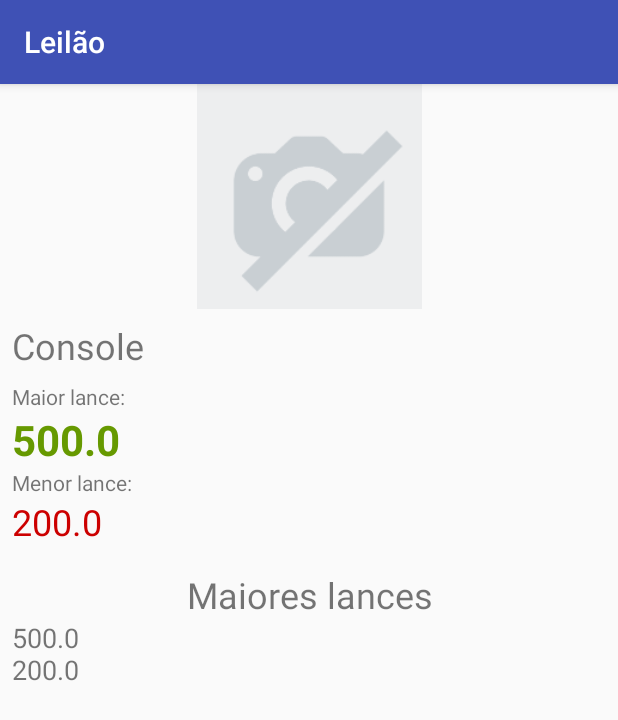
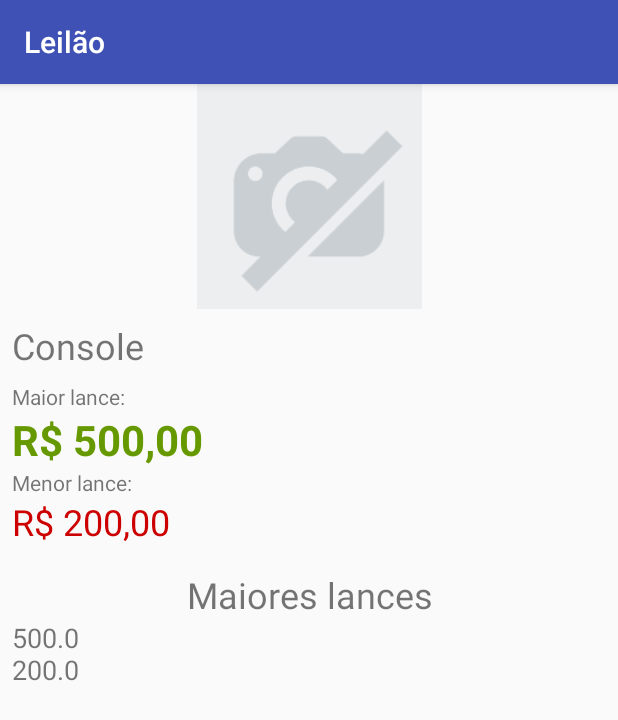
Before and after one commit to pablopinheiro01/aplicativo-leilao-android, an Android app: the screen it shows after launch (LancesLeilaoActivity), after a tap on "Console", on a phone screen of 412 x 824 dp. Shown: the top 720 px of the screen. Run offline under Robolectric (Android 15) with nearby library versions, the phone set to English and light mode, and no system bars.

```diff
--- /dev/null
+++ b/app/src/main/java/br/com/alura/leilao/formatter/FormatadorDeMoeda.java
@@ -0,0 +1,14 @@
+package br.com.alura.leilao.formatter;
+
+import java.text.DecimalFormat;
+import java.text.NumberFormat;
+import java.util.Locale;
+
+public class FormatadorDeMoeda {
+
+    public String formata(double valor) {
+        NumberFormat formatador = DecimalFormat
+                .getCurrencyInstance(new Locale("pt", "br"));
+        return formatador.format(valor);
+    }
+}
--- a/app/src/main/java/br/com/alura/leilao/ui/activity/LancesLeilaoActivity.java
+++ b/app/src/main/java/br/com/alura/leilao/ui/activity/LancesLeilaoActivity.java
@@ -6,8 +6,10 @@ import android.os.Bundle;
 import android.widget.TextView;
 
 import java.io.Serializable;
+import java.text.Normalizer;
 
 import br.com.alura.leilao.R;
+import br.com.alura.leilao.formatter.FormatadorDeMoeda;
 import br.com.alura.leilao.model.Lance;
 import br.com.alura.leilao.model.Leilao;
 
@@ -20,12 +22,13 @@ public class LancesLeilaoActivity extends AppCompatActivity {
         Intent dadosRecebidos = getIntent();
         if(dadosRecebidos.hasExtra("leilao")){
             Leilao leilao = (Leilao) dadosRecebidos.getSerializableExtra("leilao");
+            FormatadorDeMoeda formatadorDeMoeda = new FormatadorDeMoeda();
             TextView descricao = findViewById(R.id.lances_leilao_descricao);
             descricao.setText(leilao.getDescricao());
             TextView maiorLance = findViewById(R.id.lances_leilao_maior_lance);
-            maiorLance.setText(String.valueOf(leilao.getMaiorLance()));
+            maiorLance.setText(formatadorDeMoeda.formata(leilao.getMaiorLance()));
             TextView menorLance = findViewById(R.id.lances_leilao_menor_lance);
-            menorLance.setText(String.valueOf(leilao.getMenorLance()));
+            menorLance.setText(formatadorDeMoeda.formata(leilao.getMenorLance()));
             TextView maioresLances = findViewById(R.id.lances_leilao_maiores_lances);
             StringBuilder sb = new StringBuilder();
             for(Lance lance: leilao.tresMaioresLances()){
--- a/app/src/main/java/br/com/alura/leilao/ui/recyclerview/adapter/ListaLeilaoAdapter.java
+++ b/app/src/main/java/br/com/alura/leilao/ui/recyclerview/adapter/ListaLeilaoAdapter.java
@@ -13,6 +13,7 @@ import org.w3c.dom.Text;
 import java.util.List;
 
 import br.com.alura.leilao.R;
+import br.com.alura.leilao.formatter.FormatadorDeMoeda;
 import br.com.alura.leilao.model.Leilao;
 
 public class ListaLeilaoAdapter extends RecyclerView.Adapter<ListaLeilaoAdapter.ViewHolder> {
@@ -20,10 +21,12 @@ public class ListaLeilaoAdapter extends RecyclerView.Adapter<ListaLeilaoAdapter.
     private final List<Leilao> leiloes;
     private final Context context;
     private OnItemClickListener onItemClickListener;
+    private final FormatadorDeMoeda formatadorDeMoeda;
 
     public ListaLeilaoAdapter(Context context, List<Leilao> leiloes) {
         this.context = context;
         this.leiloes = leiloes;
+        this.formatadorDeMoeda = new FormatadorDeMoeda();
     }
 
     public void setOnItemClickListener(OnItemClickListener onItemClickListener) {
@@ -69,7 +72,7 @@ public class ListaLeilaoAdapter extends RecyclerView.Adapter<ListaLeilaoAdapter.
         void vincula(Leilao leilao) {
             this.leilao = leilao;
             descricao.setText(leilao.getDescricao());
-            maiorLance.setText(String.valueOf(leilao.getMaiorLance()));
+            maiorLance.setText(formatadorDeMoeda.formata(leilao.getMaiorLance()));
         }
 
     }
```
Also changed, not shown: 1 other file.
